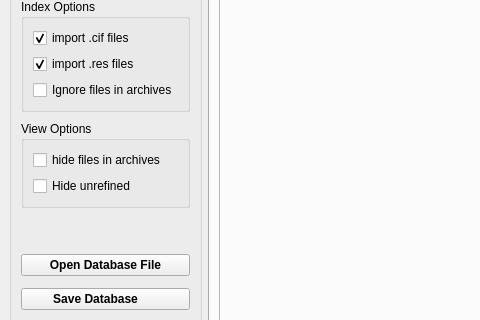
The window that src/structurefinder/gui/strf_main.ui (dkratzert/StructureFinder) describes before a commit, drawn with Qt 5; both pictures show x 0 to 480 and y 81 to 401 of the 1371 by 760 pixel window.
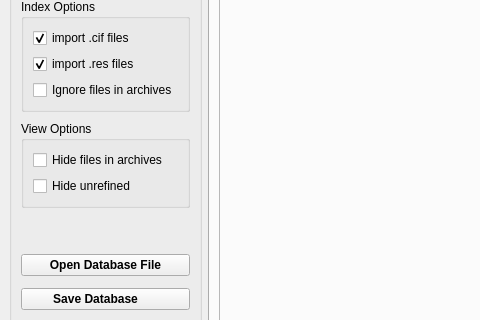
The same window after the commit. Custom widgets are drawn as their Qt base class.

Commit message: Capitalize text for 'hide files in archives' checkbox for consistency

What changed in the file:
```diff
--- a/src/structurefinder/gui/strf_main.ui
+++ b/src/structurefinder/gui/strf_main.ui
@@ -131,7 +131,7 @@
           <item>
            <widget class="QCheckBox" name="hideInArchivesCB">
             <property name="text">
-             <string>hide files in archives</string>
+             <string>Hide files in archives</string>
             </property>
            </widget>
           </item>
```
